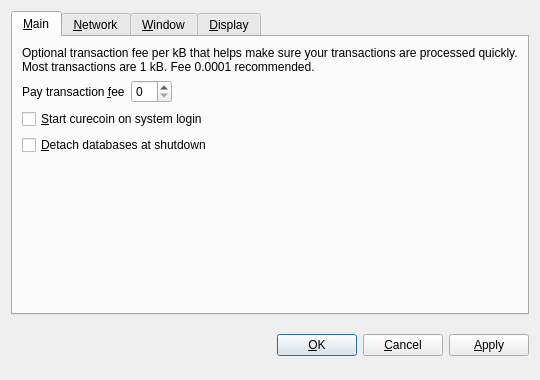
cygnusxi/CurecoinSource, file src/qt/forms/optionsdialog.ui: the form before one commit.
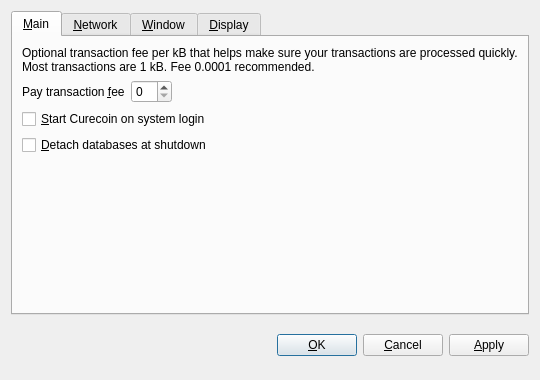
The form after the commit. Custom widgets are drawn as their Qt base class.

Diff of the .ui file:
```diff
--- a/src/qt/forms/optionsdialog.ui
+++ b/src/qt/forms/optionsdialog.ui
@@ -82,7 +82,7 @@
           <string>Automatically start curecoin after logging in to the system.</string>
          </property>
          <property name="text">
-          <string>&amp;Start curecoin on system login</string>
+          <string>&amp;Start Curecoin on system login</string>
          </property>
         </widget>
        </item>
```
Left out of the diff: 2 changed lines with no effect on the pictures.
